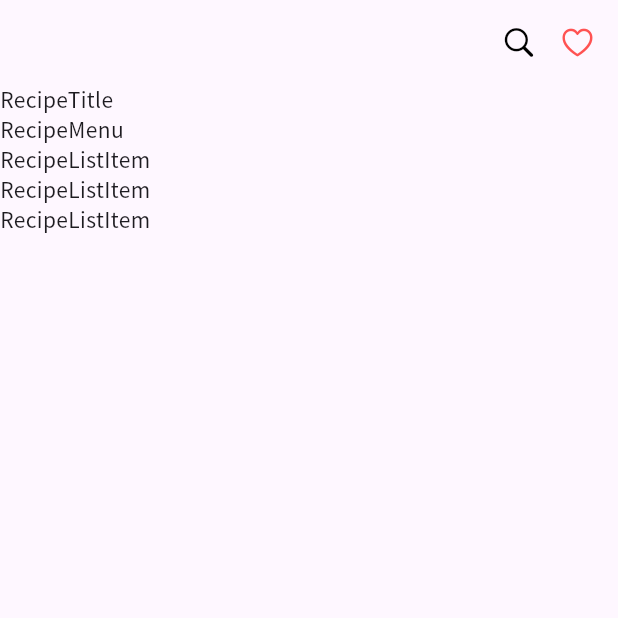
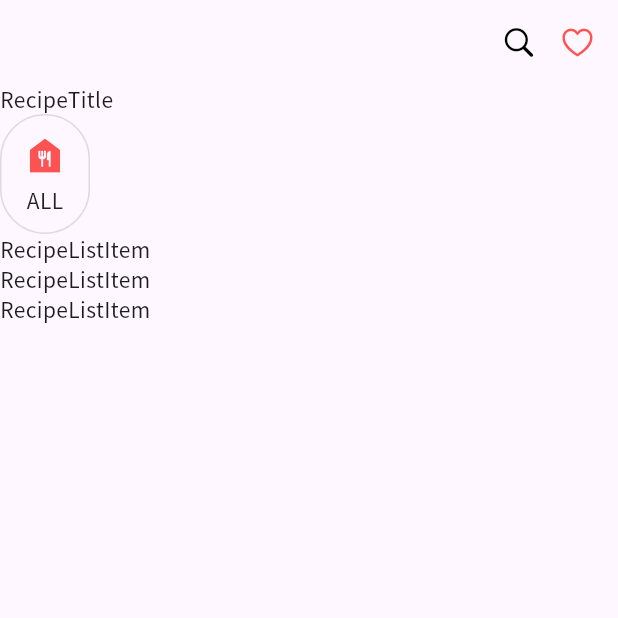
Before and after one commit to ilsong963/flutter_recipe_app, a Flutter app: the screen it shows after launch, on a phone screen of 412 x 824 dp, the top half of it. Run offline on Flutter 3.47's test engine with Material 3 defaults, Android fonts, the phone set to English and light mode, and no system bars.

Commit message:
feat: menu 추가

```diff
--- a/lib/recipe_menu.dart
+++ b/lib/recipe_menu.dart
@@ -5,6 +5,22 @@ class RecipeMenu extends StatelessWidget {
 
   @override
   Widget build(BuildContext context) {
-    return Text("RecipeMenu");
+    return Row(
+      children: [
+        Container(
+          width: 60,
+          height: 80,
+          decoration: BoxDecoration(borderRadius: BorderRadius.circular(30), border: Border.all(color: Colors.black12)),
+          child: Column(
+            mainAxisAlignment: MainAxisAlignment.center,
+            children: [
+              Icon(Icons.food_bank, color: Colors.redAccent, size: 30),
+              SizedBox(height: 5),
+              Text('ALL', style: TextStyle(color: Colors.black87)),
+            ],
+          ),
+        ),
+      ],
+    );
   }
 }
```
